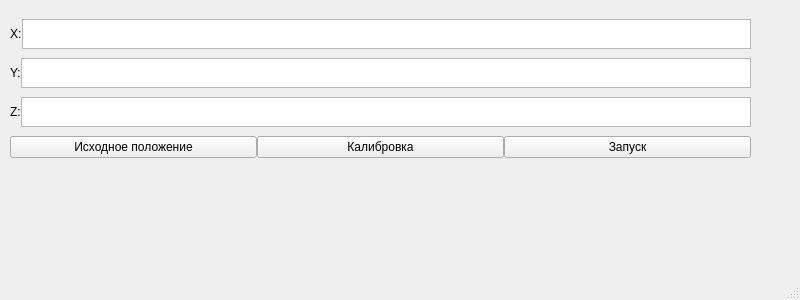
The window that gui.ui (nAglTI/ImuCalibrationWMD3) describes before a commit, drawn with Qt 5.
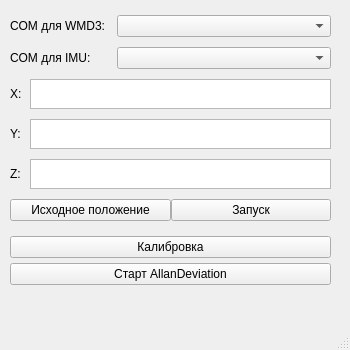
The same window after the commit.

```diff
--- a/gui.ui
+++ b/gui.ui
@@ -12,8 +12,8 @@
    <rect>
     <x>0</x>
     <y>0</y>
-    <width>800</width>
-    <height>300</height>
+    <width>350</width>
+    <height>350</height>
    </rect>
   </property>
   <property name="sizePolicy">
@@ -24,14 +24,14 @@
   </property>
   <property name="minimumSize">
    <size>
-    <width>800</width>
-    <height>300</height>
+    <width>350</width>
+    <height>350</height>
    </size>
   </property>
   <property name="maximumSize">
    <size>
-    <width>800</width>
-    <height>300</height>
+    <width>350</width>
+    <height>350</height>
    </size>
   </property>
   <property name="contextMenuPolicy">
@@ -50,10 +50,16 @@
      <verstretch>0</verstretch>
     </sizepolicy>
    </property>
+   <property name="minimumSize">
+    <size>
+     <width>7</width>
+     <height>0</height>
+    </size>
+   </property>
    <property name="maximumSize">
     <size>
      <width>1000</width>
-     <height>300</height>
+     <height>320</height>
     </size>
    </property>
    <widget class="QWidget" name="verticalLayoutWidget">
@@ -61,22 +67,71 @@
      <rect>
       <x>10</x>
       <y>10</y>
-      <width>741</width>
-      <height>161</height>
+      <width>321</width>
+      <height>284</height>
      </rect>
     </property>
-    <layout class="QVBoxLayout" name="verticalLayout" stretch="0,0,0,0">
+    <layout class="QVBoxLayout" name="verticalLayout" stretch="0,0,0,0,0,0,0,0">
      <property name="spacing">
       <number>0</number>
      </property>
      <property name="sizeConstraint">
-      <enum>QLayout::SetMinimumSize</enum>
+      <enum>QLayout::SetDefaultConstraint</enum>
      </property>
      <item>
-      <layout class="QHBoxLayout" name="horizontalLayout_6">
+      <layout class="QHBoxLayout" name="horizontalLayout_7" stretch="1,2">
+       <property name="bottomMargin">
+        <number>5</number>
+       </property>
+       <item>
+        <widget class="QLabel" name="label_4">
+         <property name="maximumSize">
+          <size>
+           <width>16777215</width>
+           <height>20</height>
+          </size>
+         </property>
+         <property name="text">
+          <string>COM для WMD3:</string>
+         </property>
+        </widget>
+       </item>
+       <item>
+        <widget class="QComboBox" name="wmd3ComList"/>
+       </item>
+      </layout>
+     </item>
+     <item>
+      <layout class="QHBoxLayout" name="horizontalLayout_8" stretch="1,2">
+       <property name="bottomMargin">
+        <number>5</number>
+       </property>
+       <item>
+        <widget class="QLabel" name="label_5">
+         <property name="maximumSize">
+          <size>
+           <width>16777215</width>
+           <height>20</height>
+          </size>
+         </property>
+         <property name="text">
+          <string>COM для IMU:</string>
+         </property>
+        </widget>
+       </item>
+       <item>
+        <widget class="QComboBox" name="imuComList"/>
+       </item>
+      </layout>
+     </item>
+     <item>
+      <layout class="QHBoxLayout" name="horizontalLayout_6" stretch="1,15">
        <property name="sizeConstraint">
         <enum>QLayout::SetNoConstraint</enum>
        </property>
+       <property name="bottomMargin">
+        <number>5</number>
+       </property>
        <item>
         <widget class="QLabel" name="label">
          <property name="enabled">
@@ -109,7 +164,10 @@
       </layout>
      </item>
      <item>
-      <layout class="QHBoxLayout" name="horizontalLayout_5">
+      <layout class="QHBoxLayout" name="horizontalLayout_5" stretch="1,15">
+       <property name="bottomMargin">
+        <number>5</number>
+       </property>
        <item>
         <widget class="QLabel" name="label_2">
          <property name="maximumSize">
@@ -136,7 +194,10 @@
       </layout>
      </item>
      <item>
-      <layout class="QHBoxLayout" name="horizontalLayout_3">
+      <layout class="QHBoxLayout" name="horizontalLayout_3" stretch="1,15">
+       <property name="bottomMargin">
+        <number>5</number>
+       </property>
        <item>
         <widget class="QLabel" name="label_3">
          <property name="maximumSize">
@@ -164,6 +225,9 @@
      </item>
      <item>
       <layout class="QHBoxLayout" name="horizontalLayout_4">
+       <property name="bottomMargin">
+        <number>10</number>
+       </property>
        <item>
         <widget class="QPushButton" name="home0Btn">
          <property name="text">
@@ -171,13 +235,6 @@
          </property>
         </widget>
        </item>
-       <item>
-        <widget class="QPushButton" name="calibBtn">
-         <property name="text">
-          <string>Калибровка</string>
-         </property>
-        </widget>
-       </item>
        <item>
         <widget class="QPushButton" name="startBtn">
          <property name="text">
@@ -187,6 +244,20 @@
        </item>
       </layout>
      </item>
+     <item>
+      <widget class="QPushButton" name="calibBtn">
+       <property name="text">
+        <string>Калибровка</string>
+       </property>
+      </widget>
+     </item>
+     <item>
+      <widget class="QPushButton" name="pushButton">
+       <property name="text">
+        <string>Старт AllanDeviation</string>
+       </property>
+      </widget>
+     </item>
     </layout>
    </widget>
   </widget>
```
Left out of the diff: 2 changed lines with no effect on the pictures.
